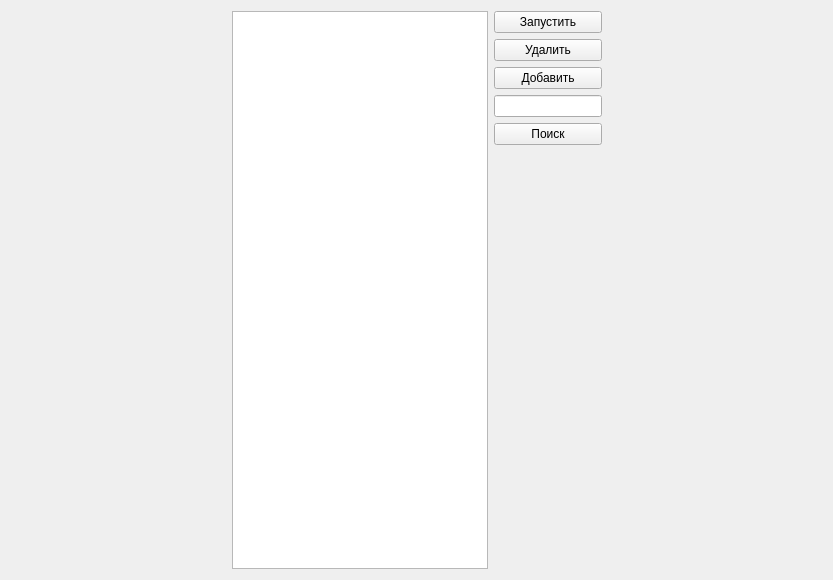
Qt form gamespage.ui (tiunov2008/Project_Yandex) before a commit.
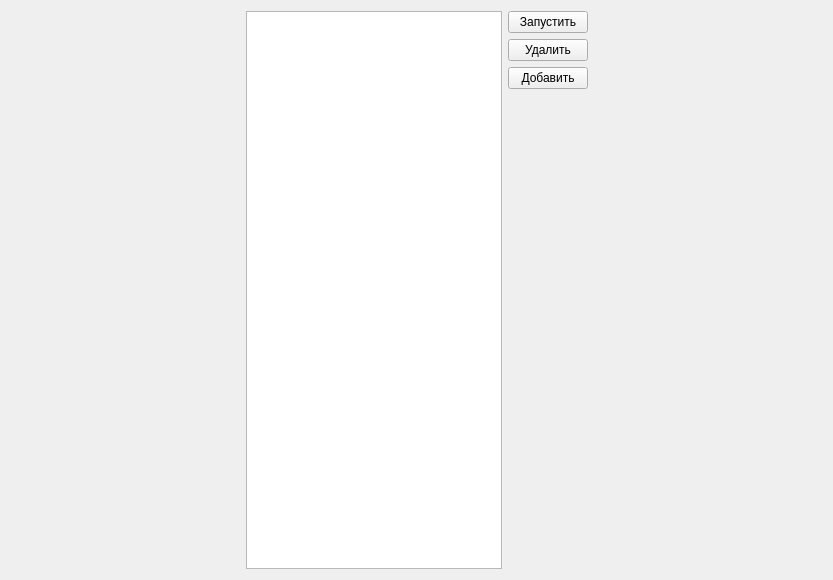
The same form after that commit.

Diff of the .ui file:
```diff
--- a/gamespage.ui
+++ b/gamespage.ui
@@ -53,35 +53,6 @@
        </property>
       </widget>
      </item>
-     <item>
-      <widget class="QLineEdit" name="lineEdit">
-       <property name="sizePolicy">
-        <sizepolicy hsizetype="Minimum" vsizetype="Fixed">
-         <horstretch>0</horstretch>
-         <verstretch>0</verstretch>
-        </sizepolicy>
-       </property>
-       <property name="minimumSize">
-        <size>
-         <width>0</width>
-         <height>0</height>
-        </size>
-       </property>
-       <property name="maximumSize">
-        <size>
-         <width>150</width>
-         <height>16777215</height>
-        </size>
-       </property>
-      </widget>
-     </item>
-     <item>
-      <widget class="QPushButton" name="pushButton">
-       <property name="text">
-        <string>Поиск</string>
-       </property>
-      </widget>
-     </item>
      <item>
       <spacer name="verticalSpacer">
        <property name="orientation">
```
